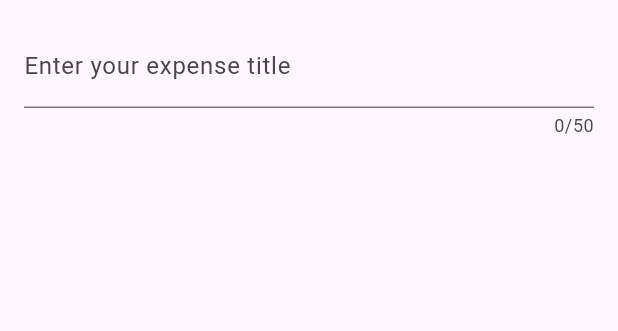
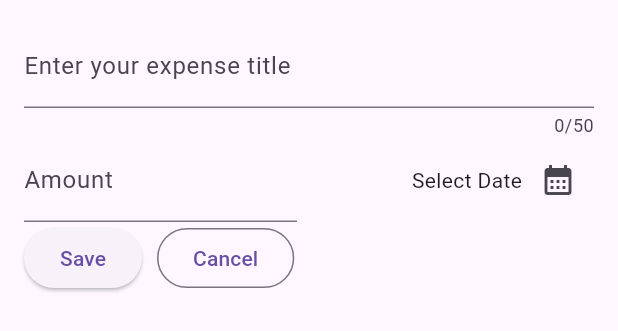
Before and after one commit to Silva3012/expense_harmony, a Flutter app: the AddNewExpense widget shown alone on an empty page, opened directly, on a phone screen of 412 x 824 dp. Shown: the top 331 px of the screen. Run offline on Flutter 3.47's test engine with Material 2 defaults, Android fonts, the light colour scheme and no system bars.

Commit message:
Add amount, date picker, save and cancel buttons to the modal

```diff
--- a/lib/widgets/add_new_expense.dart
+++ b/lib/widgets/add_new_expense.dart
@@ -10,17 +10,90 @@ class AddNewExpense extends StatefulWidget {
 }
 
 class _AddNewExpenseState extends State<AddNewExpense> {
+  final _titleController = TextEditingController();
+  final _amountController = TextEditingController();
+
+  @override
+  void dispose() {
+    _titleController.dispose();
+    _amountController.dispose();
+    super.dispose();
+  }
+
+  // Close the modal
+  void _closeModal() {
+    Navigator.pop(context);
+  }
+
+  // Function for date picker
+  void _currentDatePicker() {
+    final today = DateTime.now();
+    final firstDate = DateTime(today.year - 1, today.month, today.day);
+    showDatePicker(
+        context: context,
+        initialDate: today,
+        firstDate: firstDate,
+        lastDate: today);
+  }
+
   @override
   Widget build(BuildContext context) {
-    return const Padding(
-      padding: EdgeInsets.all(16),
+    return Padding(
+      padding: const EdgeInsets.all(16),
       child: Column(children: [
         TextField(
+          controller: _titleController,
           maxLength: 50,
-          decoration: InputDecoration(
+          decoration: const InputDecoration(
             label: Text("Enter your expense title"),
           ),
-        )
+        ),
+        Row(
+          children: [
+            Expanded(
+              child: TextField(
+                keyboardType: TextInputType.number,
+                controller: _amountController,
+                decoration: const InputDecoration(
+                  label: Text("Amount"),
+                  prefixText: "R ",
+                ),
+              ),
+            ),
+            const SizedBox(width: 16),
+            Expanded(
+              child: Row(
+                mainAxisAlignment: MainAxisAlignment.end,
+                children: [
+                  const Text("Select Date"),
+                  IconButton(
+                    onPressed: _currentDatePicker,
+                    icon: const Icon(Icons.calendar_month),
+                  )
+                ],
+              ),
+            )
+          ],
+        ),
+        Row(
+          children: [
+            ElevatedButton(
+              onPressed: () {
+                print(_titleController.text);
+                print(_amountController.text);
+                // _closeModal();
+              },
+              child: const Text("Save"),
+            ),
+            const SizedBox(
+              width: 10,
+            ),
+            OutlinedButton(
+              onPressed: _closeModal,
+              child: const Text("Cancel"),
+            ),
+          ],
+        ),
       ]),
     );
   }
```
